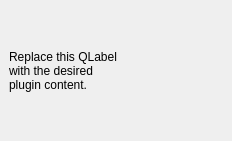
The window that areapp_dockwidget_base.ui (danduk82/areapp-bilddocu) describes before a commit, drawn with Qt 5.
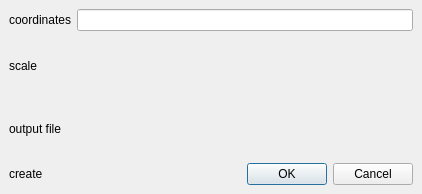
The same window after the commit. Custom widgets are drawn as their Qt base class.

```diff
--- a/areapp_dockwidget_base.ui
+++ b/areapp_dockwidget_base.ui
@@ -6,8 +6,8 @@
    <rect>
     <x>0</x>
     <y>0</y>
-    <width>232</width>
-    <height>141</height>
+    <width>422</width>
+    <height>194</height>
    </rect>
   </property>
   <property name="windowTitle">
@@ -15,18 +15,73 @@
   </property>
   <widget class="QWidget" name="dockWidgetContents">
    <layout class="QGridLayout" name="gridLayout">
-    <item row="0" column="0">
-     <widget class="QLabel" name="label">
-      <property name="text">
-       <string>Replace this QLabel
-with the desired
-plugin content.</string>
-      </property>
-     </widget>
+    <item row="1" column="0">
+     <layout class="QGridLayout" name="gridLayout_2">
+      <item row="3" column="1">
+       <widget class="QDialogButtonBox" name="buttonBox">
+        <property name="standardButtons">
+         <set>QDialogButtonBox::Cancel|QDialogButtonBox::Ok</set>
+        </property>
+       </widget>
+      </item>
+      <item row="2" column="0">
+       <widget class="QLabel" name="label">
+        <property name="text">
+         <string>output file</string>
+        </property>
+       </widget>
+      </item>
+      <item row="2" column="1">
+       <widget class="QgsFileWidget" name="outputPdfFileWidget"/>
+      </item>
+      <item row="1" column="1">
+       <widget class="QgsScaleWidget" name="mScaleWidget">
+        <property name="showCurrentScaleButton">
+         <bool>true</bool>
+        </property>
+       </widget>
+      </item>
+      <item row="3" column="0">
+       <widget class="QLabel" name="label_3">
+        <property name="text">
+         <string>create</string>
+        </property>
+       </widget>
+      </item>
+      <item row="1" column="0">
+       <widget class="QLabel" name="label_2">
+        <property name="text">
+         <string>scale</string>
+        </property>
+       </widget>
+      </item>
+      <item row="0" column="1">
+       <widget class="QLineEdit" name="coordinatesLineEdit"/>
+      </item>
+      <item row="0" column="0">
+       <widget class="QLabel" name="label_4">
+        <property name="text">
+         <string>coordinates</string>
+        </property>
+       </widget>
+      </item>
+     </layout>
     </item>
    </layout>
   </widget>
  </widget>
+ <customwidgets>
+  <customwidget>
+   <class>QgsFileWidget</class>
+   <extends>QWidget</extends>
+   <header>qgsfilewidget.h</header>
+  </customwidget>
+  <customwidget>
+   <class>QgsScaleWidget</class>
+   <extends>QWidget</extends>
+   <header>qgsscalewidget.h</header>
+  </customwidget>
+ </customwidgets>
  <resources/>
  <connections/>
 </ui>
```
